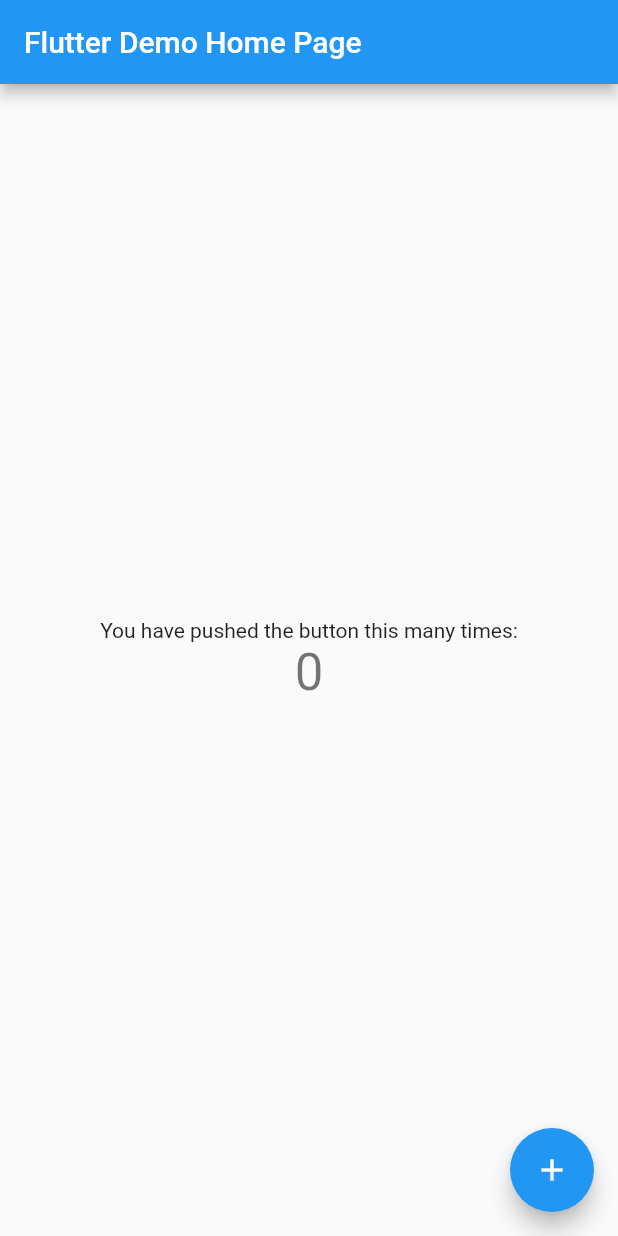
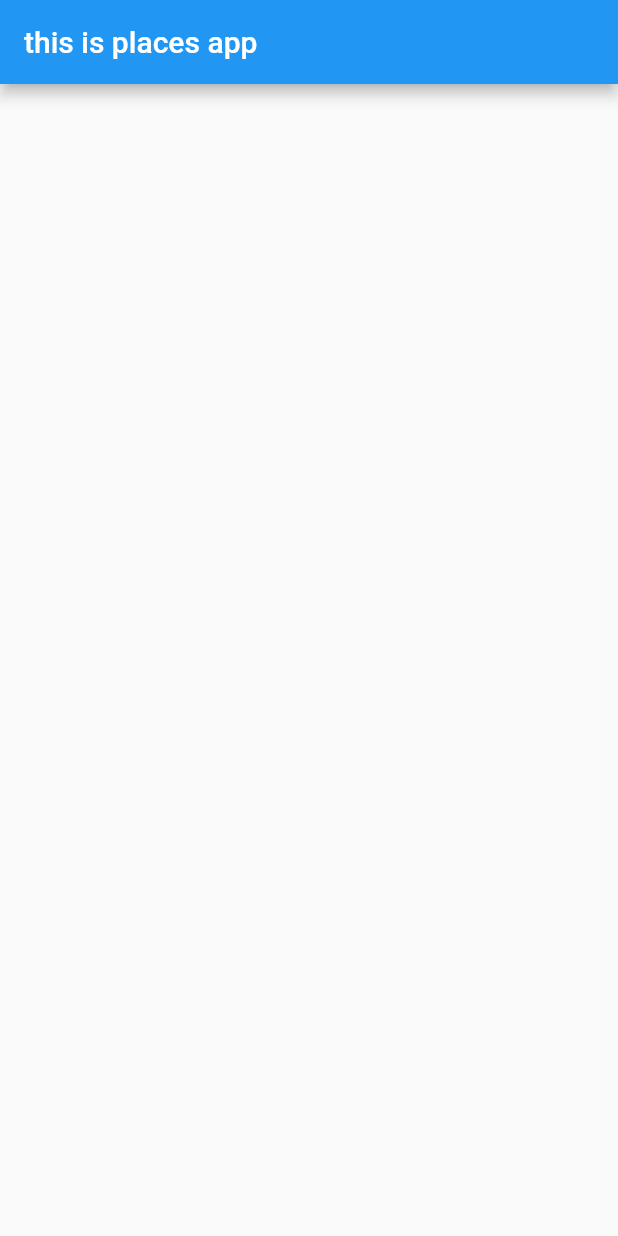
Before and after one commit to iHamza7/Native-features, a Flutter app: the screen it shows after launch, on a phone screen of 412 x 824 dp. Run offline on Flutter 3.47's test engine with Material 2 defaults, Android fonts, the phone set to English and light mode, and no system bars.

Commit message:
lib changed

```diff
--- /dev/null
+++ b/lib/homepage.dart
@@ -0,0 +1,14 @@
+import 'package:flutter/material.dart';
+
+class MyHomePage extends StatelessWidget {
+  const MyHomePage({super.key});
+
+  @override
+  Widget build(BuildContext context) {
+    return Scaffold(
+      appBar: AppBar(
+        title: const Text('this is places app'),
+      ),
+    );
+  }
+}
--- a/lib/main.dart
+++ b/lib/main.dart
@@ -1,4 +1,6 @@
 import 'package:flutter/material.dart';
+
+import 'homepage.dart';
 
 void main() {
   runApp(const MyApp());
@@ -14,54 +16,7 @@ class MyApp extends StatelessWidget {
       theme: ThemeData(
         primarySwatch: Colors.blue,
       ),
-      home: const MyHomePage(title: 'Flutter Demo Home Page'),
+      home: const MyHomePage(),
     );
   }
 }
-
-class MyHomePage extends StatefulWidget {
-  const MyHomePage({super.key, required this.title});
-
-  final String title;
-
-  @override
-  State<MyHomePage> createState() => _MyHomePageState();
-}
-
-class _MyHomePageState extends State<MyHomePage> {
-  int _counter = 0;
-
-  void _incrementCounter() {
-    setState(() {
-      _counter++;
-    });
-  }
-
-  @override
-  Widget build(BuildContext context) {
-    return Scaffold(
-      appBar: AppBar(
-        title: Text(widget.title),
-      ),
-      body: Center(
-        child: Column(
-          mainAxisAlignment: MainAxisAlignment.center,
-          children: <Widget>[
-            const Text(
-              'You have pushed the button this many times:',
-            ),
-            Text(
-              '$_counter',
-              style: Theme.of(context).textTheme.headlineMedium,
-            ),
-          ],
-        ),
-      ),
-      floatingActionButton: FloatingActionButton(
-        onPressed: _incrementCounter,
-        tooltip: 'Increment',
-        child: const Icon(Icons.add),
-      ),
-    );
-  }
-}
```
